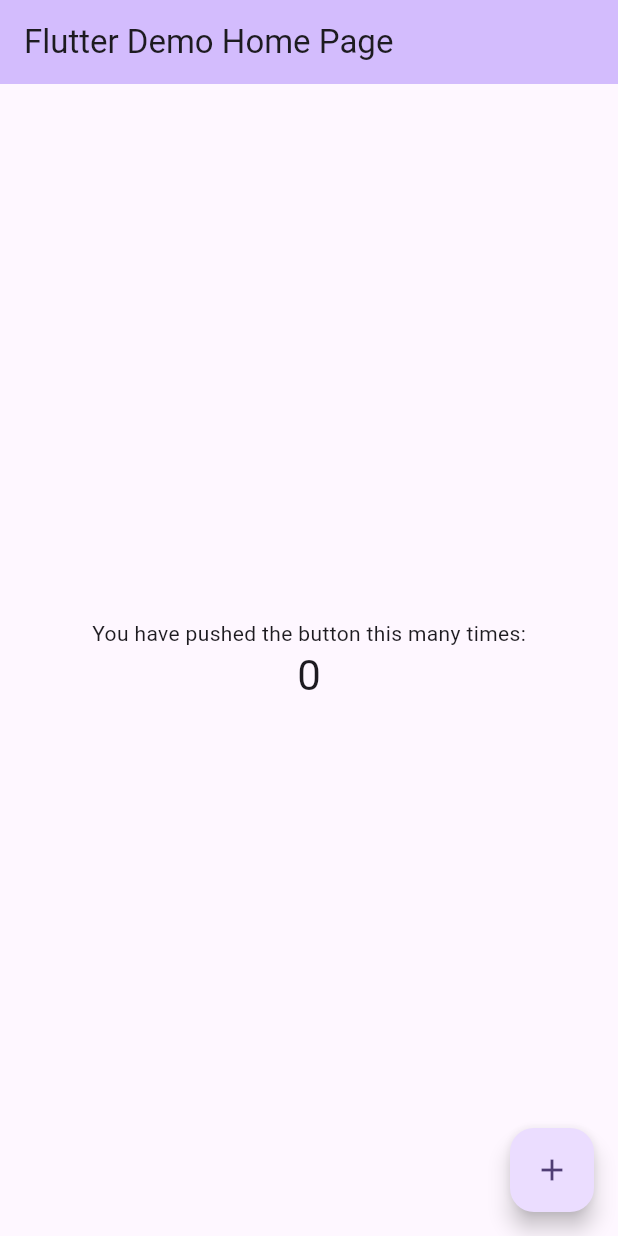
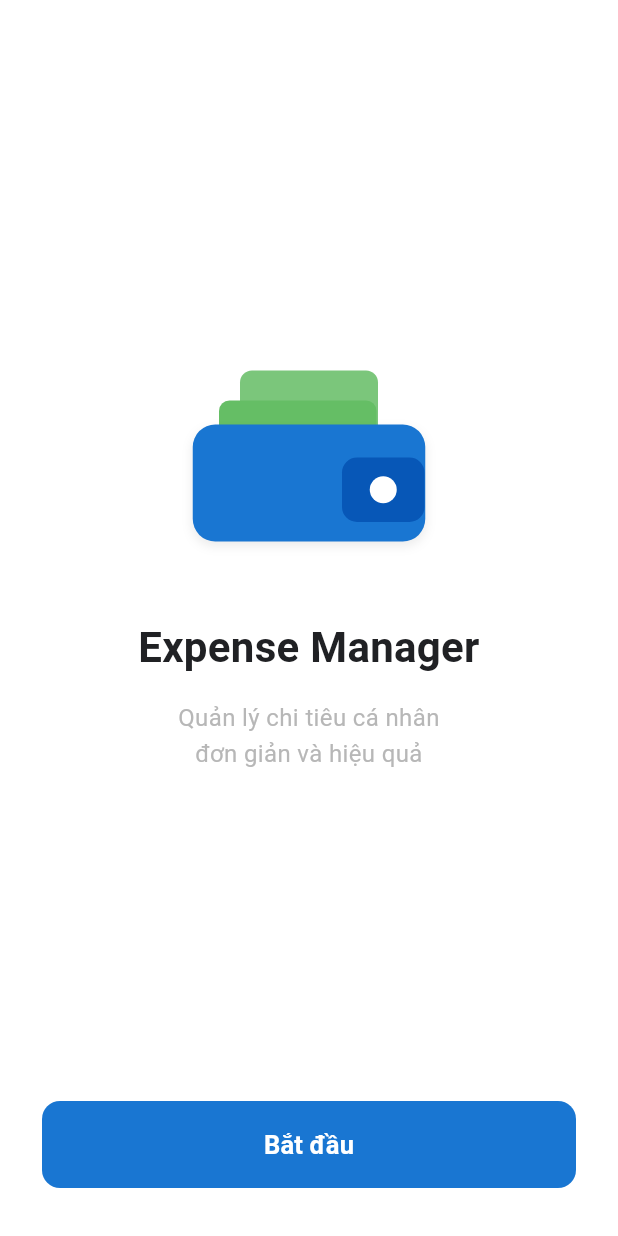
Before and after one commit to KHMT2411056-PHAMNGUYENMINHPHAT/KHMT2411056_PhamNguyenMinhPhat_casestudy1, a Flutter app: the screen it shows after launch, on a phone screen of 412 x 824 dp. Run offline on Flutter 3.47's test engine with Material 3 defaults, Android fonts, the phone set to English and light mode, and no system bars; Roboto replaces fonts that are missing (Arial).

Commit message:
Buoi 2 - Xay dung UI Expense Manager

```diff
--- a/lib/main.dart
+++ b/lib/main.dart
@@ -1,122 +1,203 @@
 import 'package:flutter/material.dart';
 
 void main() {
-  runApp(const MyApp());
+  runApp(const ExpenseManagerApp());
 }
 
-class MyApp extends StatelessWidget {
-  const MyApp({super.key});
+class ExpenseManagerApp extends StatelessWidget {
+  const ExpenseManagerApp({super.key});
 
-  // This widget is the root of your application.
   @override
   Widget build(BuildContext context) {
     return MaterialApp(
-      title: 'Flutter Demo',
+      debugShowCheckedModeBanner: false,
+      title: 'Expense Manager',
       theme: ThemeData(
-        // This is the theme of your application.
-        //
-        // TRY THIS: Try running your application with "flutter run". You'll see
-        // the application has a purple toolbar. Then, without quitting the app,
-        // try changing the seedColor in the colorScheme below to Colors.green
-        // and then invoke "hot reload" (save your changes or press the "hot
-        // reload" button in a Flutter-supported IDE, or press "r" if you used
-        // the command line to start the app).
-        //
-        // Notice that the counter didn't reset back to zero; the application
-        // state is not lost during the reload. To reset the state, use hot
-        // restart instead.
-        //
-        // This works for code too, not just values: Most code changes can be
-        // tested with just a hot reload.
-        colorScheme: .fromSeed(seedColor: Colors.deepPurple),
+        fontFamily: 'Arial',
+        colorScheme: ColorScheme.fromSeed(
+          seedColor: const Color(0xFF1976D2),
         ),
-      home: const MyHomePage(title: 'Flutter Demo Home Page'),
+        useMaterial3: true,
+      ),
+      home: const WelcomeScreen(),
     );
   }
 }
 
-class MyHomePage extends StatefulWidget {
-  const MyHomePage({super.key, required this.title});
-
-  // This widget is the home page of your application. It is stateful, meaning
-  // that it has a State object (defined below) that contains fields that affect
-  // how it looks.
-
-  // This class is the configuration for the state. It holds the values (in this
-  // case the title) provided by the parent (in this case the App widget) and
-  // used by the build method of the State. Fields in a Widget subclass are
-  // always marked "final".
-
-  final String title;
-
-  @override
-  State<MyHomePage> createState() => _MyHomePageState();
-}
-
-class _MyHomePageState extends State<MyHomePage> {
-  int _counter = 0;
-
-  void _incrementCounter() {
-    setState(() {
-      // This call to setState tells the Flutter framework that something has
-      // changed in this State, which causes it to rerun the build method below
-      // so that the display can reflect the updated values. If we changed
-      // _counter without calling setState(), then the build method would not be
-      // called again, and so nothing would appear to happen.
-      _counter++;
-    });
-  }
+class WelcomeScreen extends StatelessWidget {
+  const WelcomeScreen({super.key});
 
   @override
   Widget build(BuildContext context) {
-    // This method is rerun every time setState is called, for instance as done
-    // by the _incrementCounter method above.
-    //
-    // The Flutter framework has been optimized to make rerunning build methods
-    // fast, so that you can just rebuild anything that needs updating rather
-    // than having to individually change instances of widgets.
     return Scaffold(
-      appBar: AppBar(
-        // TRY THIS: Try changing the color here to a specific color (to
-        // Colors.amber, perhaps?) and trigger a hot reload to see the AppBar
-        // change color while the other colors stay the same.
-        backgroundColor: Theme.of(context).colorScheme.inversePrimary,
-        // Here we take the value from the MyHomePage object that was created by
-        // the App.build method, and use it to set our appbar title.
-        title: Text(widget.title),
+      backgroundColor: Colors.white,
+      body: SafeArea(
+        child: Padding(
+          padding: const EdgeInsets.symmetric(
+            horizontal: 28,
+            vertical: 20,
           ),
-      body: Center(
-        // Center is a layout widget. It takes a single child and positions it
-        // in the middle of the parent.
           child: Column(
-          // Column is also a layout widget. It takes a list of children and
-          // arranges them vertically. By default, it sizes itself to fit its
-          // children horizontally, and tries to be as tall as its parent.
-          //
-          // Column has various properties to control how it sizes itself and
-          // how it positions its children. Here we use mainAxisAlignment to
-          // center the children vertically; the main axis here is the vertical
-          // axis because Columns are vertical (the cross axis would be
-          // horizontal).
-          //
-          // TRY THIS: Invoke "debug painting" (choose the "Toggle Debug Paint"
-          // action in the IDE, or press "p" in the console), to see the
-          // wireframe for each widget.
-          mainAxisAlignment: .center,
             children: [
-            const Text('You have pushed the button this many times:'),
-            Text(
-              '$_counter',
-              style: Theme.of(context).textTheme.headlineMedium,
+              // Nội dung chính
+              Expanded(
+                child: Center(
+                  child: Column(
+                    mainAxisSize: MainAxisSize.min,
+                    children: [
+                      // Logo
+                      const WalletLogo(),
+
+                      const SizedBox(height: 42),
+
+                      // Tiêu đề
+                      const Text(
+                        'Expense Manager',
+                        textAlign: TextAlign.center,
+                        style: TextStyle(
+                          fontSize: 28,
+                          fontWeight: FontWeight.w700,
+                          color: Color(0xFF202124),
+                          letterSpacing: 0.2,
+                        ),
+                      ),
+
+                      const SizedBox(height: 16),
+
+                      // Mô tả
+                      const Text(
+                        'Quản lý chi tiêu cá nhân\nđơn giản và hiệu quả',
+                        textAlign: TextAlign.center,
+                        style: TextStyle(
+                          fontSize: 16,
+                          height: 1.5,
+                          color: Color(0xFFB7B7B7),
+                          fontWeight: FontWeight.w400,
+                        ),
                       ),
                     ],
                   ),
                 ),
-      floatingActionButton: FloatingActionButton(
-        onPressed: _incrementCounter,
-        tooltip: 'Increment',
-        child: const Icon(Icons.add),
+              ),
+
+              // Nút Bắt đầu
+              SizedBox(
+                width: double.infinity,
+                height: 58,
+                child: ElevatedButton(
+                  onPressed: () {
+                    // Sau này có thể chuyển sang màn hình chính
+                  },
+                  style: ElevatedButton.styleFrom(
+                    backgroundColor: const Color(0xFF1976D2),
+                    foregroundColor: Colors.white,
+                    elevation: 0,
+                    shape: RoundedRectangleBorder(
+                      borderRadius: BorderRadius.circular(12),
+                    ),
+                  ),
+                  child: const Text(
+                    'Bắt đầu',
+                    style: TextStyle(
+                      fontSize: 17,
+                      fontWeight: FontWeight.w600,
+                    ),
+                  ),
+                ),
+              ),
+
+              const SizedBox(height: 12),
+            ],
+          ),
+        ),
       ),
     );
   }
 }
+
+// ===============================
+// LOGO VÍ TIỀN
+// ===============================
+
+class WalletLogo extends StatelessWidget {
+  const WalletLogo({super.key});
+
+  @override
+  Widget build(BuildContext context) {
+    return SizedBox(
+      width: 170,
+      height: 130,
+      child: Stack(
+        alignment: Alignment.center,
+        children: [
+          // Phần tiền màu xanh lá phía sau
+          Positioned(
+            top: 8,
+            child: Container(
+              width: 92,
+              height: 45,
+              decoration: BoxDecoration(
+                color: const Color(0xFF7BC67B),
+                borderRadius: BorderRadius.circular(8),
+              ),
+            ),
+          ),
+
+          // Tờ tiền màu xanh lá bên trái
+          Positioned(
+            top: 28,
+            left: 25,
+            child: Container(
+              width: 105,
+              height: 35,
+              decoration: BoxDecoration(
+                color: const Color(0xFF65BE65),
+                borderRadius: BorderRadius.circular(7),
+              ),
+            ),
+          ),
+
+          // Ví màu xanh dương
+          Positioned(
+            bottom: 8,
+            child: Container(
+              width: 155,
+              height: 78,
+              decoration: BoxDecoration(
+                color: const Color(0xFF1976D2),
+                borderRadius: BorderRadius.circular(15),
+                boxShadow: [
+                  BoxShadow(
+                    color: Colors.black.withOpacity(0.08),
+                    blurRadius: 5,
+                    offset: const Offset(0, 3),
+                  ),
+                ],
+              ),
+            ),
+          ),
+
+          // Phần nắp ví
+          Positioned(
+            right: 8,
+            bottom: 21,
+            child: Container(
+              width: 55,
+              height: 43,
+              decoration: BoxDecoration(
+                color: const Color(0xFF0757B7),
+                borderRadius: BorderRadius.circular(10),
+              ),
+              child: const Center(
+                child: CircleAvatar(
+                  radius: 9,
+                  backgroundColor: Colors.white,
+                ),
+              ),
+            ),
+          ),
+        ],
+      ),
+    );
+  }
+}
```
Lines whose indentation alone changed are shown as unchanged.
